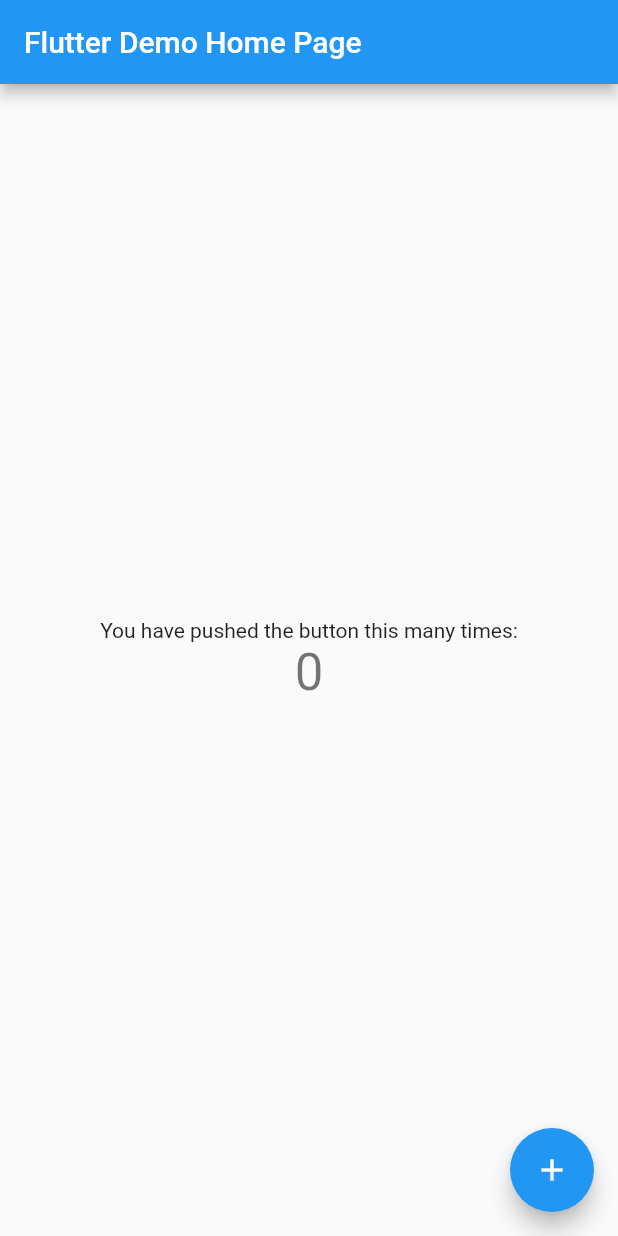
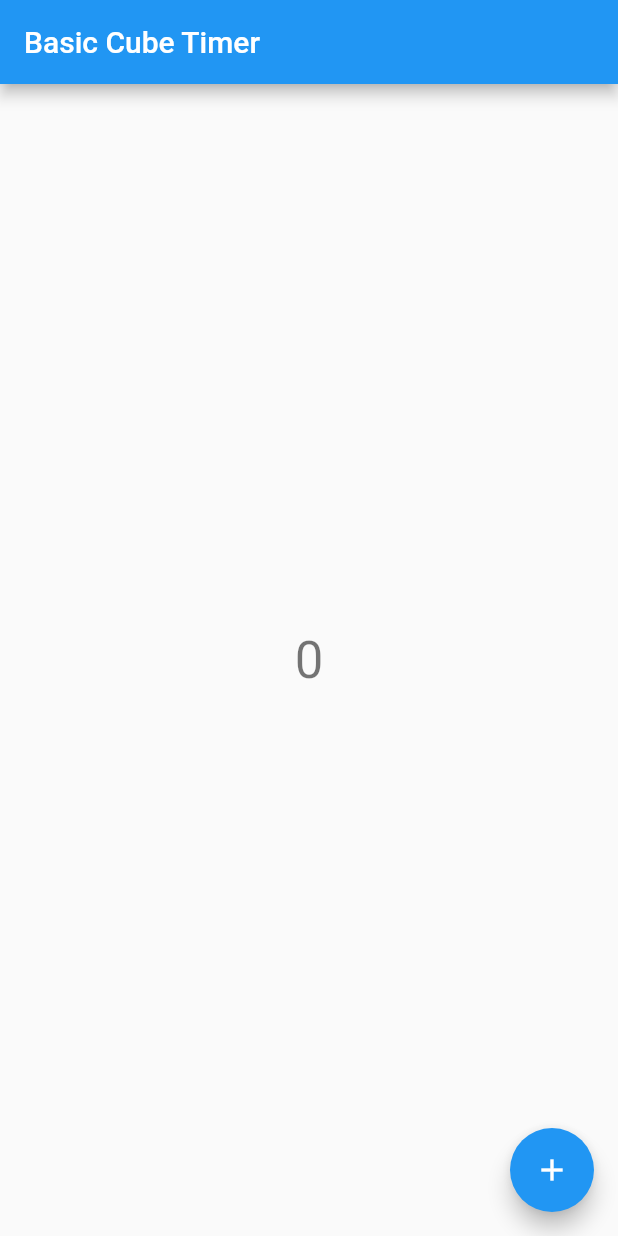
Before and after one commit to adindotdev/BasicCubeTimer, a Flutter app: the screen it shows after launch, on a phone screen of 412 x 824 dp. Run offline on Flutter 3.47's test engine with Material 2 defaults, Android fonts, the phone set to English and light mode, and no system bars.

Commit message:
Change home widget name

```diff
--- a/lib/main.dart
+++ b/lib/main.dart
@@ -7,7 +7,7 @@ class MyApp extends StatelessWidget {
   @override
   Widget build(BuildContext context) {
     return new MaterialApp(
-      title: 'Flutter Demo',
+      title: 'Basic Cube Timer',
       theme: new ThemeData(
         // This is the theme of your application.
         //
@@ -19,7 +19,7 @@ class MyApp extends StatelessWidget {
         // counter didn't reset back to zero; the application is not restarted.
         primarySwatch: Colors.blue,
       ),
-      home: new MyHomePage(title: 'Flutter Demo Home Page'),
+      home: new MyHomePage(title: 'Basic Cube Timer'),
     );
   }
 }
@@ -90,9 +90,6 @@ class _MyHomePageState extends State<MyHomePage> {
           mainAxisAlignment: MainAxisAlignment.center,
           children: <Widget>[
             new Text(
-              'You have pushed the button this many times:',
-            ),
-            new Text(
               '$_counter',
               style: Theme.of(context).textTheme.display1,
             ),
```
